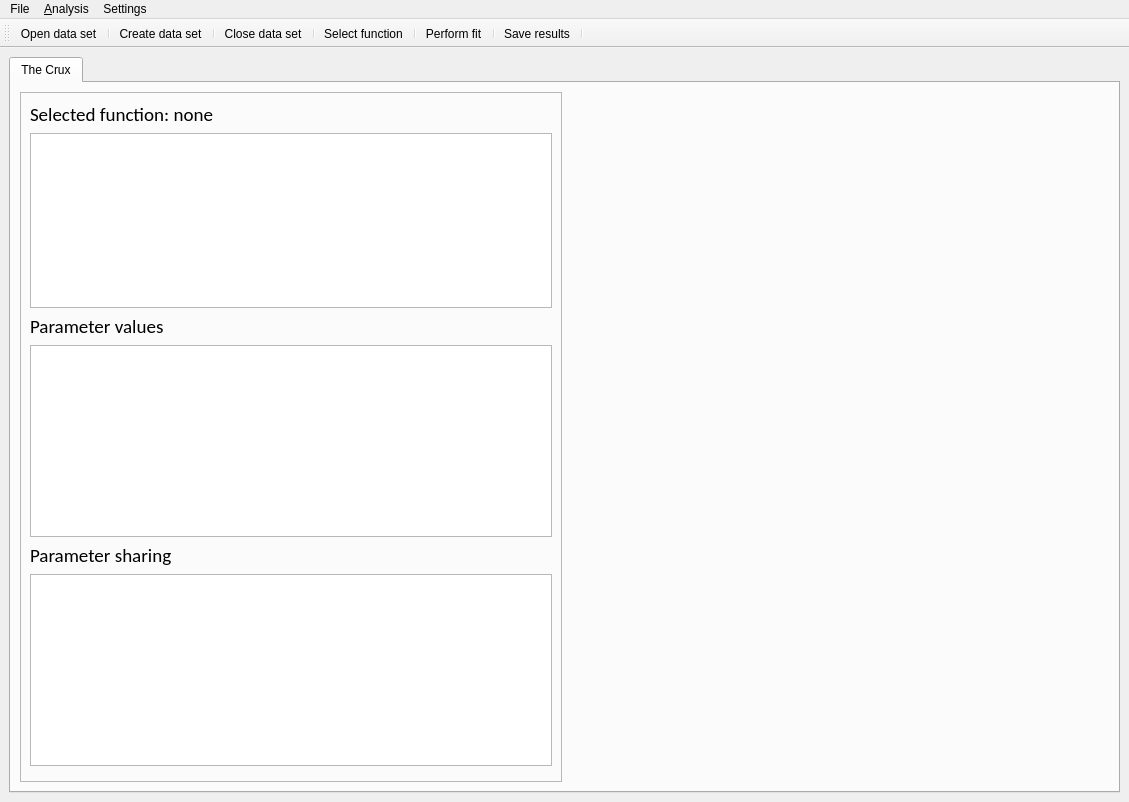
ubenu/Blits, file Resources/UI/blits.ui: the form before one commit.
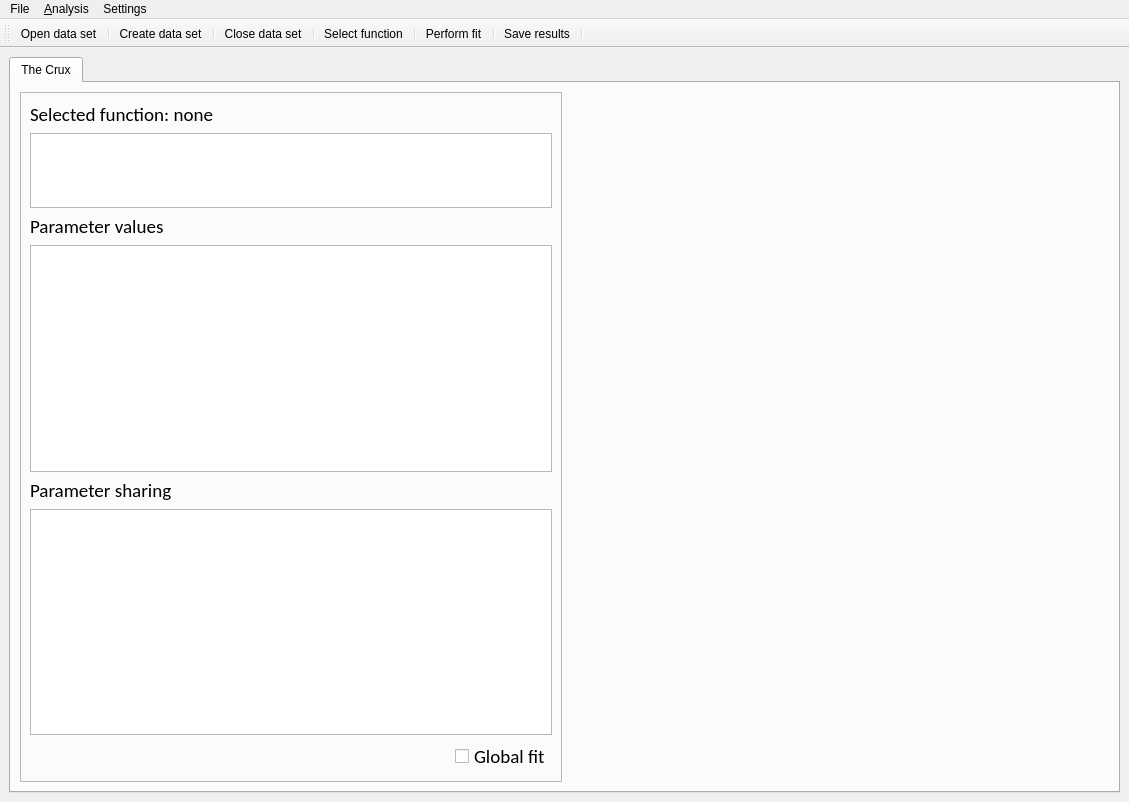
The form after the commit. Icons and pictures are not drawn.

Patch:
```diff
--- a/Resources/UI/blits.ui
+++ b/Resources/UI/blits.ui
@@ -87,9 +87,9 @@
            <item>
             <widget class="QTextEdit" name="txt_description">
              <property name="sizePolicy">
-              <sizepolicy hsizetype="Expanding" vsizetype="Minimum">
+              <sizepolicy hsizetype="Expanding" vsizetype="Preferred">
                <horstretch>0</horstretch>
-               <verstretch>0</verstretch>
+               <verstretch>1</verstretch>
               </sizepolicy>
              </property>
              <property name="sizeAdjustPolicy">
@@ -124,7 +124,7 @@
              <property name="sizePolicy">
               <sizepolicy hsizetype="Expanding" vsizetype="Preferred">
                <horstretch>0</horstretch>
-               <verstretch>0</verstretch>
+               <verstretch>3</verstretch>
               </sizepolicy>
              </property>
             </widget>
@@ -153,7 +153,7 @@
              <property name="sizePolicy">
               <sizepolicy hsizetype="Expanding" vsizetype="Preferred">
                <horstretch>0</horstretch>
-               <verstretch>0</verstretch>
+               <verstretch>3</verstretch>
               </sizepolicy>
              </property>
             </widget>
@@ -170,6 +170,32 @@
                </property>
               </widget>
              </item>
+             <item>
+              <spacer name="horizontalSpacer">
+               <property name="orientation">
+                <enum>Qt::Horizontal</enum>
+               </property>
+               <property name="sizeHint" stdset="0">
+                <size>
+                 <width>40</width>
+                 <height>20</height>
+                </size>
+               </property>
+              </spacer>
+             </item>
+             <item>
+              <widget class="QCheckBox" name="chk_global">
+               <property name="font">
+                <font>
+                 <family>Calibri</family>
+                 <pointsize>14</pointsize>
+                </font>
+               </property>
+               <property name="text">
+                <string>Global fit</string>
+               </property>
+              </widget>
+             </item>
             </layout>
            </item>
           </layout>
```
Left out of the diff: 3 changed lines with no effect on the pictures.
